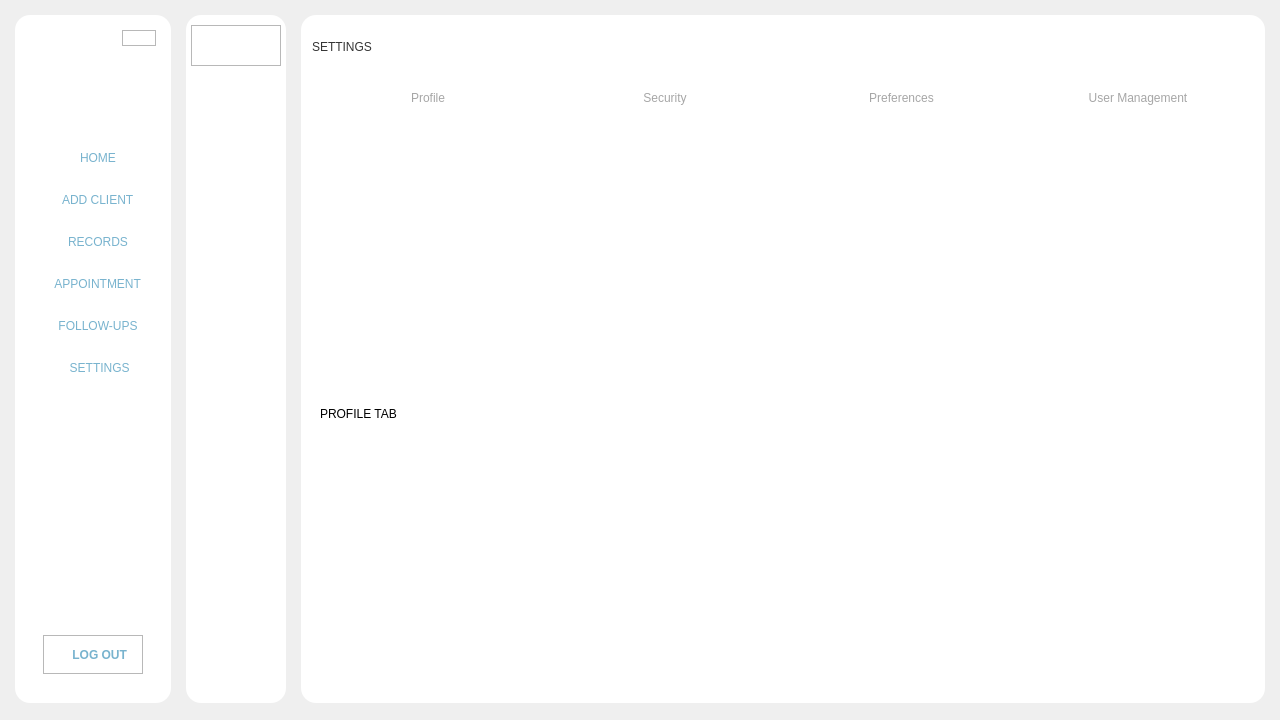
This is Desktop_Application/Frontend/ui-files/Home.ui in DreddVDomasian/Petmate-Desktop-Application as Qt 5 draws it before an edit. The edited form follows.
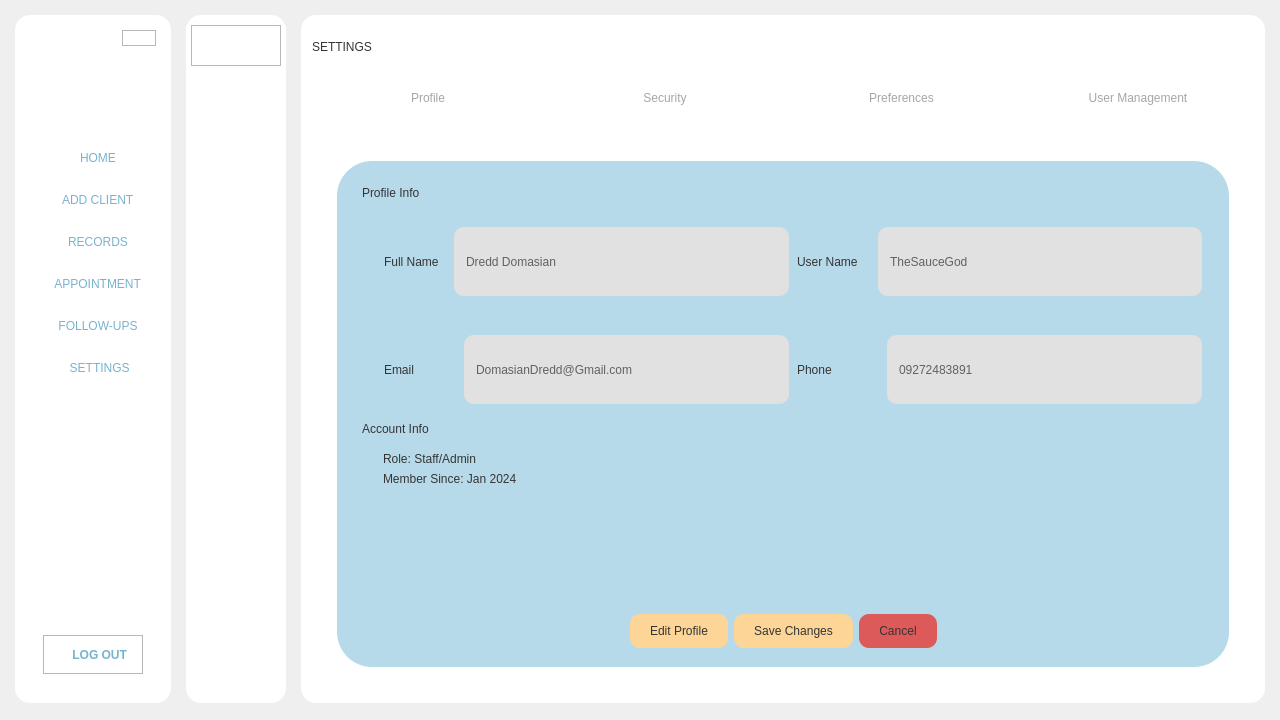
This is the edited form. The open tabs and pages were chosen to show the change. Icons and pictures are not drawn.

Commit message:
added profile tab ui
pa enhance ng ui

```diff
--- a/Desktop_Application/Frontend/ui-files/Home.ui
+++ b/Desktop_Application/Frontend/ui-files/Home.ui
@@ -10341,11 +10341,565 @@
                    </property>
                    <widget class="QWidget" name="profileTab">
                     <layout class="QVBoxLayout" name="verticalLayout_71">
+                     <property name="spacing">
+                      <number>0</number>
+                     </property>
+                     <property name="leftMargin">
+                      <number>0</number>
+                     </property>
+                     <property name="topMargin">
+                      <number>0</number>
+                     </property>
+                     <property name="rightMargin">
+                      <number>0</number>
+                     </property>
+                     <property name="bottomMargin">
+                      <number>0</number>
+                     </property>
                      <item>
-                      <widget class="QLabel" name="label">
-                       <property name="text">
-                        <string>PROFILE TAB</string>
+                      <widget class="QFrame" name="frame_77">
+                       <property name="styleSheet">
+                        <string notr="true">QLabel{
+font: 57 11pt &quot;Montserrat SemiBold&quot;;
+	color:rgb(52, 52, 52);
+}
+
+QLineEdit{
+    border-radius: 10px;
+	font-family: &quot;Montserrat Medium&quot;;
+	font-weight: 57;
+	color:rgb(39, 39, 39);
+	padding-left: 10px;
+	background-color:rgb(245, 245, 245);
+}
+QLineEdit:focus{
+    border: 1px solid rgb(235, 235, 235);
+	background-color:rgb(227, 227, 227);
+}
+
+QLineEdit:disabled{
+	background-color:rgb(225, 225, 225);
+		color:rgb(97, 97, 97);
+
+}</string>
                        </property>
+                       <property name="frameShape">
+                        <enum>QFrame::StyledPanel</enum>
+                       </property>
+                       <property name="frameShadow">
+                        <enum>QFrame::Raised</enum>
+                       </property>
+                       <layout class="QVBoxLayout" name="verticalLayout_75">
+                        <property name="leftMargin">
+                         <number>25</number>
+                        </property>
+                        <property name="topMargin">
+                         <number>25</number>
+                        </property>
+                        <property name="rightMargin">
+                         <number>25</number>
+                        </property>
+                        <property name="bottomMargin">
+                         <number>25</number>
+                        </property>
+                        <item>
+                         <widget class="QFrame" name="profileInfoFrame">
+                          <property name="styleSheet">
+                           <string notr="true">#profileInfoFrame{
+	background-color:rgb(183, 218, 234);
+	border-radius:35px;
+}</string>
+                          </property>
+                          <property name="frameShape">
+                           <enum>QFrame::StyledPanel</enum>
+                          </property>
+                          <property name="frameShadow">
+                           <enum>QFrame::Raised</enum>
+                          </property>
+                          <layout class="QVBoxLayout" name="verticalLayout_78">
+                           <property name="leftMargin">
+                            <number>25</number>
+                           </property>
+                           <property name="topMargin">
+                            <number>25</number>
+                           </property>
+                           <property name="rightMargin">
+                            <number>25</number>
+                           </property>
+                           <item>
+                            <widget class="QLabel" name="label_40">
+                             <property name="styleSheet">
+                              <string notr="true">font: 87 12pt &quot;Montserrat Black&quot;;</string>
+                             </property>
+                             <property name="text">
+                              <string>Profile Info</string>
+                             </property>
+                            </widget>
+                           </item>
+                           <item>
+                            <widget class="QFrame" name="fullNameUserName">
+                             <property name="frameShape">
+                              <enum>QFrame::StyledPanel</enum>
+                             </property>
+                             <property name="frameShadow">
+                              <enum>QFrame::Raised</enum>
+                             </property>
+                             <layout class="QHBoxLayout" name="horizontalLayout_91">
+                              <property name="leftMargin">
+                               <number>20</number>
+                              </property>
+                              <property name="rightMargin">
+                               <number>0</number>
+                              </property>
+                              <property name="bottomMargin">
+                               <number>0</number>
+                              </property>
+                              <item>
+                               <widget class="QFrame" name="fullname">
+                                <property name="frameShape">
+                                 <enum>QFrame::StyledPanel</enum>
+                                </property>
+                                <property name="frameShadow">
+                                 <enum>QFrame::Raised</enum>
+                                </property>
+                                <layout class="QHBoxLayout" name="horizontalLayout_93">
+                                 <property name="spacing">
+                                  <number>15</number>
+                                 </property>
+                                 <property name="leftMargin">
+                                  <number>0</number>
+                                 </property>
+                                 <property name="topMargin">
+                                  <number>10</number>
+                                 </property>
+                                 <property name="rightMargin">
+                                  <number>0</number>
+                                 </property>
+                                 <property name="bottomMargin">
+                                  <number>10</number>
+                                 </property>
+                                 <item>
+                                  <widget class="QLabel" name="label">
+                                   <property name="text">
+                                    <string>Full Name</string>
+                                   </property>
+                                  </widget>
+                                 </item>
+                                 <item>
+                                  <widget class="QLineEdit" name="profileFullName">
+                                   <property name="enabled">
+                                    <bool>false</bool>
+                                   </property>
+                                   <property name="sizePolicy">
+                                    <sizepolicy hsizetype="Expanding" vsizetype="Expanding">
+                                     <horstretch>0</horstretch>
+                                     <verstretch>0</verstretch>
+                                    </sizepolicy>
+                                   </property>
+                                   <property name="minimumSize">
+                                    <size>
+                                     <width>0</width>
+                                     <height>45</height>
+                                    </size>
+                                   </property>
+                                   <property name="maximumSize">
+                                    <size>
+                                     <width>16777215</width>
+                                     <height>80</height>
+                                    </size>
+                                   </property>
+                                   <property name="text">
+                                    <string>Dredd Domasian</string>
+                                   </property>
+                                   <property name="readOnly">
+                                    <bool>false</bool>
+                                   </property>
+                                  </widget>
+                                 </item>
+                                </layout>
+                               </widget>
+                              </item>
+                              <item>
+                               <widget class="QFrame" name="username">
+                                <property name="frameShape">
+                                 <enum>QFrame::StyledPanel</enum>
+                                </property>
+                                <property name="frameShadow">
+                                 <enum>QFrame::Raised</enum>
+                                </property>
+                                <layout class="QHBoxLayout" name="horizontalLayout_92">
+                                 <property name="spacing">
+                                  <number>20</number>
+                                 </property>
+                                 <property name="leftMargin">
+                                  <number>0</number>
+                                 </property>
+                                 <property name="topMargin">
+                                  <number>10</number>
+                                 </property>
+                                 <property name="rightMargin">
+                                  <number>0</number>
+                                 </property>
+                                 <property name="bottomMargin">
+                                  <number>10</number>
+                                 </property>
+                                 <item>
+                                  <widget class="QLabel" name="label_34">
+                                   <property name="text">
+                                    <string>User Name</string>
+                                   </property>
+                                  </widget>
+                                 </item>
+                                 <item>
+                                  <widget class="QLineEdit" name="profileUserName">
+                                   <property name="enabled">
+                                    <bool>false</bool>
+                                   </property>
+                                   <property name="sizePolicy">
+                                    <sizepolicy hsizetype="Expanding" vsizetype="Expanding">
+                                     <horstretch>0</horstretch>
+                                     <verstretch>0</verstretch>
+                                    </sizepolicy>
+                                   </property>
+                                   <property name="minimumSize">
+                                    <size>
+                                     <width>0</width>
+                                     <height>45</height>
+                                    </size>
+                                   </property>
+                                   <property name="maximumSize">
+                                    <size>
+                                     <width>16777215</width>
+                                     <height>80</height>
+                                    </size>
+                                   </property>
+                                   <property name="text">
+                                    <string>TheSauceGod</string>
+                                   </property>
+                                   <property name="readOnly">
+                                    <bool>false</bool>
+                                   </property>
+                                  </widget>
+                                 </item>
+                                </layout>
+                               </widget>
+                              </item>
+                             </layout>
+                            </widget>
+                           </item>
+                           <item>
+                            <widget class="QFrame" name="EmailPhone">
+                             <property name="frameShape">
+                              <enum>QFrame::StyledPanel</enum>
+                             </property>
+                             <property name="frameShadow">
+                              <enum>QFrame::Raised</enum>
+                             </property>
+                             <layout class="QHBoxLayout" name="horizontalLayout_94">
+                              <property name="leftMargin">
+                               <number>20</number>
+                              </property>
+                              <property name="rightMargin">
+                               <number>0</number>
+                              </property>
+                              <property name="bottomMargin">
+                               <number>0</number>
+                              </property>
+                              <item>
+                               <widget class="QFrame" name="Email">
+                                <property name="frameShape">
+                                 <enum>QFrame::StyledPanel</enum>
+                                </property>
+                                <property name="frameShadow">
+                                 <enum>QFrame::Raised</enum>
+                                </property>
+                                <layout class="QHBoxLayout" name="horizontalLayout_96">
+                                 <property name="spacing">
+                                  <number>50</number>
+                                 </property>
+                                 <property name="leftMargin">
+                                  <number>0</number>
+                                 </property>
+                                 <property name="topMargin">
+                                  <number>10</number>
+                                 </property>
+                                 <property name="rightMargin">
+                                  <number>0</number>
+                                 </property>
+                                 <property name="bottomMargin">
+                                  <number>10</number>
+                                 </property>
+                                 <item>
+                                  <widget class="QLabel" name="label_35">
+                                   <property name="text">
+                                    <string>Email</string>
+                                   </property>
+                                  </widget>
+                                 </item>
+                                 <item>
+                                  <widget class="QLineEdit" name="profileEmail">
+                                   <property name="enabled">
+                                    <bool>false</bool>
+                                   </property>
+                                   <property name="sizePolicy">
+                                    <sizepolicy hsizetype="Expanding" vsizetype="Expanding">
+                                     <horstretch>0</horstretch>
+                                     <verstretch>0</verstretch>
+                                    </sizepolicy>
+                                   </property>
+                                   <property name="minimumSize">
+                                    <size>
+                                     <width>0</width>
+                                     <height>45</height>
+                                    </size>
+                                   </property>
+                                   <property name="maximumSize">
+                                    <size>
+                                     <width>16777215</width>
+                                     <height>80</height>
+                                    </size>
+                                   </property>
+                                   <property name="text">
+                                    <string>DomasianDredd@Gmail.com</string>
+                                   </property>
+                                   <property name="readOnly">
+                                    <bool>false</bool>
+                                   </property>
+                                  </widget>
+                                 </item>
+                                </layout>
+                               </widget>
+                              </item>
+                              <item>
+                               <widget class="QFrame" name="Phone">
+                                <property name="frameShape">
+                                 <enum>QFrame::StyledPanel</enum>
+                                </property>
+                                <property name="frameShadow">
+                                 <enum>QFrame::Raised</enum>
+                                </property>
+                                <layout class="QHBoxLayout" name="horizontalLayout_95">
+                                 <property name="spacing">
+                                  <number>55</number>
+                                 </property>
+                                 <property name="leftMargin">
+                                  <number>0</number>
+                                 </property>
+                                 <property name="topMargin">
+                                  <number>10</number>
+                                 </property>
+                                 <property name="rightMargin">
+                                  <number>0</number>
+                                 </property>
+                                 <property name="bottomMargin">
+                                  <number>10</number>
+                                 </property>
+                                 <item>
+                                  <widget class="QLabel" name="label_36">
+                                   <property name="text">
+                                    <string>Phone</string>
+                                   </property>
+                                  </widget>
+                                 </item>
+                                 <item>
+                                  <widget class="QLineEdit" name="profilePhone">
+                                   <property name="enabled">
+                                    <bool>false</bool>
+                                   </property>
+                                   <property name="sizePolicy">
+                                    <sizepolicy hsizetype="Expanding" vsizetype="Expanding">
+                                     <horstretch>0</horstretch>
+                                     <verstretch>0</verstretch>
+                                    </sizepolicy>
+                                   </property>
+                                   <property name="minimumSize">
+                                    <size>
+                                     <width>0</width>
+                                     <height>45</height>
+                                    </size>
+                                   </property>
+                                   <property name="maximumSize">
+                                    <size>
+                                     <width>16777215</width>
+                                     <height>80</height>
+                                    </size>
+                                   </property>
+                                   <property name="text">
+                                    <string>09272483891</string>
+                                   </property>
+                                   <property name="readOnly">
+                                    <bool>false</bool>
+                                   </property>
+                                  </widget>
+                                 </item>
+                                </layout>
+                               </widget>
+                              </item>
+                             </layout>
+                            </widget>
+                           </item>
+                           <item>
+                            <widget class="QLabel" name="label_37">
+                             <property name="sizePolicy">
+                              <sizepolicy hsizetype="Preferred" vsizetype="Fixed">
+                               <horstretch>0</horstretch>
+                               <verstretch>0</verstretch>
+                              </sizepolicy>
+                             </property>
+                             <property name="styleSheet">
+                              <string notr="true">font: 87 12pt &quot;Montserrat Black&quot;;</string>
+                             </property>
+                             <property name="text">
+                              <string>Account Info</string>
+                             </property>
+                            </widget>
+                           </item>
+                           <item>
+                            <widget class="QFrame" name="accountInfo">
+                             <property name="frameShape">
+                              <enum>QFrame::StyledPanel</enum>
+                             </property>
+                             <property name="frameShadow">
+                              <enum>QFrame::Raised</enum>
+                             </property>
+                             <layout class="QVBoxLayout" name="verticalLayout_77">
+                              <property name="leftMargin">
+                               <number>20</number>
+                              </property>
+                              <item>
+                               <widget class="QLabel" name="accountRole">
+                                <property name="sizePolicy">
+                                 <sizepolicy hsizetype="Preferred" vsizetype="Fixed">
+                                  <horstretch>0</horstretch>
+                                  <verstretch>0</verstretch>
+                                 </sizepolicy>
+                                </property>
+                                <property name="text">
+                                 <string>Role: Staff/Admin</string>
+                                </property>
+                                <property name="margin">
+                                 <number>0</number>
+                                </property>
+                               </widget>
+                              </item>
+                              <item>
+                               <widget class="QLabel" name="MemberSince">
+                                <property name="sizePolicy">
+                                 <sizepolicy hsizetype="Preferred" vsizetype="Fixed">
+                                  <horstretch>0</horstretch>
+                                  <verstretch>0</verstretch>
+                                 </sizepolicy>
+                                </property>
+                                <property name="text">
+                                 <string>Member Since: Jan 2024 </string>
+                                </property>
+                                <property name="margin">
+                                 <number>0</number>
+                                </property>
+                               </widget>
+                              </item>
+                             </layout>
+                            </widget>
+                           </item>
+                           <item>
+                            <spacer name="verticalSpacer_18">
+                             <property name="orientation">
+                              <enum>Qt::Vertical</enum>
+                             </property>
+                             <property name="sizeHint" stdset="0">
+                              <size>
+                               <width>20</width>
+                               <height>40</height>
+                              </size>
+                             </property>
+                            </spacer>
+                           </item>
+                           <item>
+                            <widget class="QFrame" name="settingAcctionBtn">
+                             <property name="styleSheet">
+                              <string notr="true">QPushButton{
+	font: 63 14pt &quot;Montserrat SemiBold&quot;;
+	color:rgb(52, 52, 52);
+	background-color: #FCD597;
+	border-radius: 10px;
+	padding:10px 20px 10px 20px;
+}
+QPushButton:hover{
+background-color: rgb(223, 188, 134);
+border-radius: 10px;
+}</string>
+                             </property>
+                             <property name="frameShape">
+                              <enum>QFrame::StyledPanel</enum>
+                             </property>
+                             <property name="frameShadow">
+                              <enum>QFrame::Raised</enum>
+                             </property>
+                             <layout class="QHBoxLayout" name="horizontalLayout_97">
+                              <item>
+                               <spacer name="horizontalSpacer_5">
+                                <property name="orientation">
+                                 <enum>Qt::Horizontal</enum>
+                                </property>
+                                <property name="sizeHint" stdset="0">
+                                 <size>
+                                  <width>40</width>
+                                  <height>20</height>
+                                 </size>
+                                </property>
+                               </spacer>
+                              </item>
+                              <item>
+                               <widget class="QPushButton" name="settingsProfileEditBtn">
+                                <property name="text">
+                                 <string>Edit Profile</string>
+                                </property>
+                               </widget>
+                              </item>
+                              <item>
+                               <widget class="QPushButton" name="settingsProfileSaveBtn">
+                                <property name="text">
+                                 <string>Save Changes</string>
+                                </property>
+                               </widget>
+                              </item>
+                              <item>
+                               <widget class="QPushButton" name="settingsProfileCancelBtn">
+                                <property name="styleSheet">
+                                 <string notr="true">QPushButton{
+	background-color:	rgb(220, 90, 90);
+}
+
+QPushButton:hover{
+	background-color:rgb(180, 120, 125);
+
+}</string>
+                                </property>
+                                <property name="text">
+                                 <string>Cancel</string>
+                                </property>
+                               </widget>
+                              </item>
+                              <item>
+                               <spacer name="horizontalSpacer_6">
+                                <property name="orientation">
+                                 <enum>Qt::Horizontal</enum>
+                                </property>
+                                <property name="sizeHint" stdset="0">
+                                 <size>
+                                  <width>40</width>
+                                  <height>20</height>
+                                 </size>
+                                </property>
+                               </spacer>
+                              </item>
+                             </layout>
+                            </widget>
+                           </item>
+                          </layout>
+                         </widget>
+                        </item>
+                       </layout>
                       </widget>
                      </item>
                     </layout>
```
Left out of the diff: 2 changed lines with no effect on the pictures. The commit also changes 1 other file.
